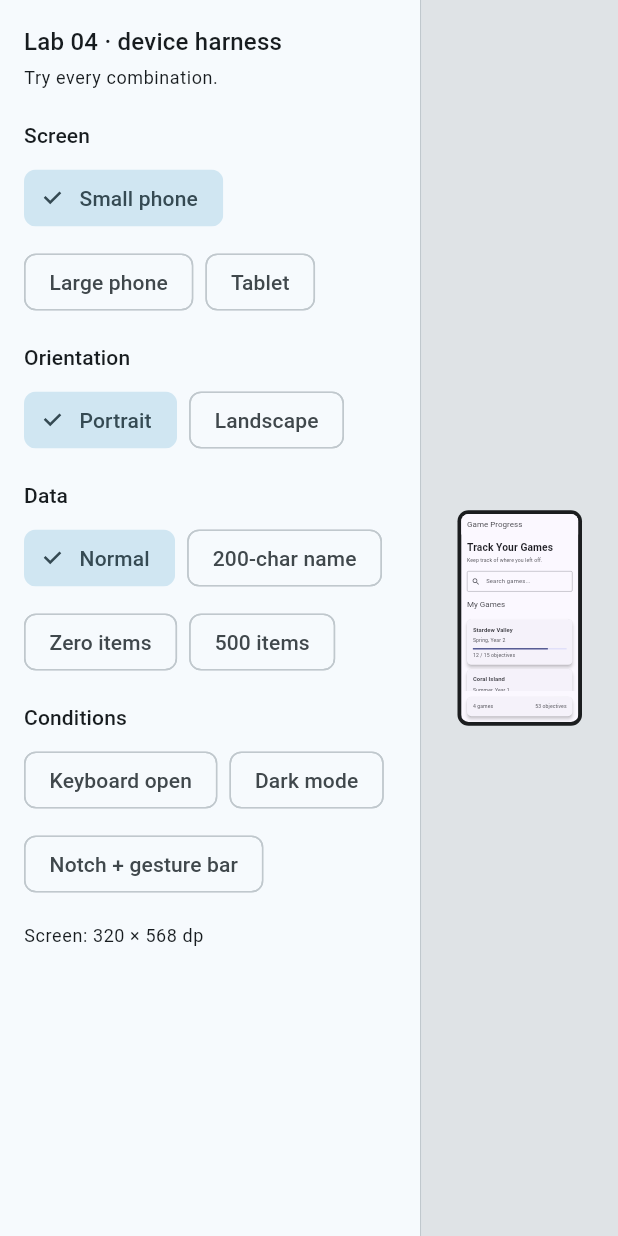
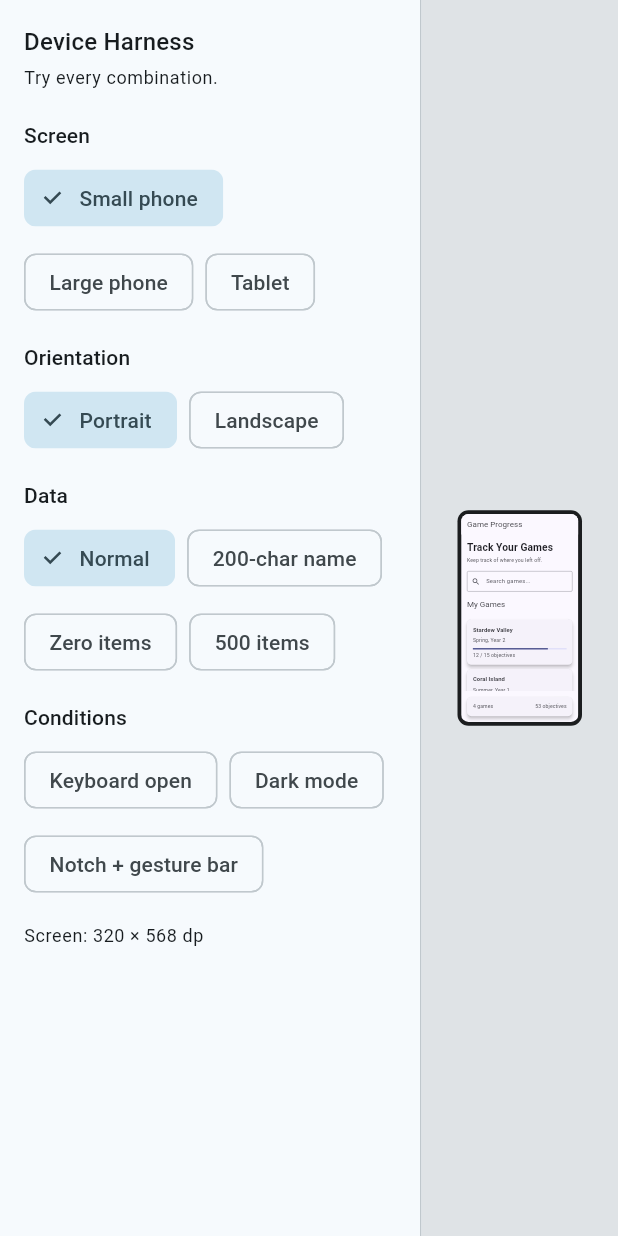
Before and after one commit to ekdhrm/VisPro_Module-1_Mario-Ekadharma-P-Ladjo_2086022510017, a Flutter app: the screen it shows after launch, on a phone screen of 412 x 824 dp. Run offline on Flutter 3.47's test engine with Material 3 defaults, Android fonts, the phone set to English and light mode, and no system bars.

Commit message:
feat : fixed the broken code

```diff
--- a/lib/main.dart
+++ b/lib/main.dart
@@ -1,7 +1,3 @@
-// =============================================================================
-// Game Tracker integrated with LabHarness for Week 4
-// =============================================================================
-
 import 'package:flutter/gestures.dart';
 import 'package:flutter/material.dart';
 
@@ -9,9 +5,6 @@ import '../theme/colors.dart';
 
 void main() => runApp(const LabHarness());
 
-// -----------------------------------------------------------------------------
-// Models and Testing Data
-// -----------------------------------------------------------------------------
 class GameProgress {
   const GameProgress({
     required this.title,
@@ -81,9 +74,6 @@ final List<GameProgress> kBigGames = List.generate(
   ),
 );
 
-// -----------------------------------------------------------------------------
-// The App & Screen
-// -----------------------------------------------------------------------------
 class GameProgressApp extends StatelessWidget {
   const GameProgressApp({
     super.key,
@@ -416,9 +406,6 @@ class ProgressSummary extends StatelessWidget {
   }
 }
 
-// =============================================================================
-// LAB HARNESS (Copied from lab04_start.dart)
-// =============================================================================
 
 enum _Device {
   small('Small phone', Size(320, 568)),
@@ -469,7 +456,7 @@ class _LabHarnessState extends State<LabHarness> {
   @override
   Widget build(BuildContext context) {
     return MaterialApp(
-      title: 'Lab 04 · device harness',
+      title: 'Device Harness',
       debugShowCheckedModeBanner: false,
       theme: ThemeData(
         useMaterial3: true,
@@ -512,7 +499,7 @@ class _LabHarnessState extends State<LabHarness> {
     return ListView(
       padding: const EdgeInsets.all(16),
       children: [
-        Text('Lab 04 · device harness', style: text.titleMedium),
+        Text('Device Harness', style: text.titleMedium),
         const SizedBox(height: 4),
         Text('Try every combination.', style: text.bodySmall),
         const SizedBox(height: 20),
```
